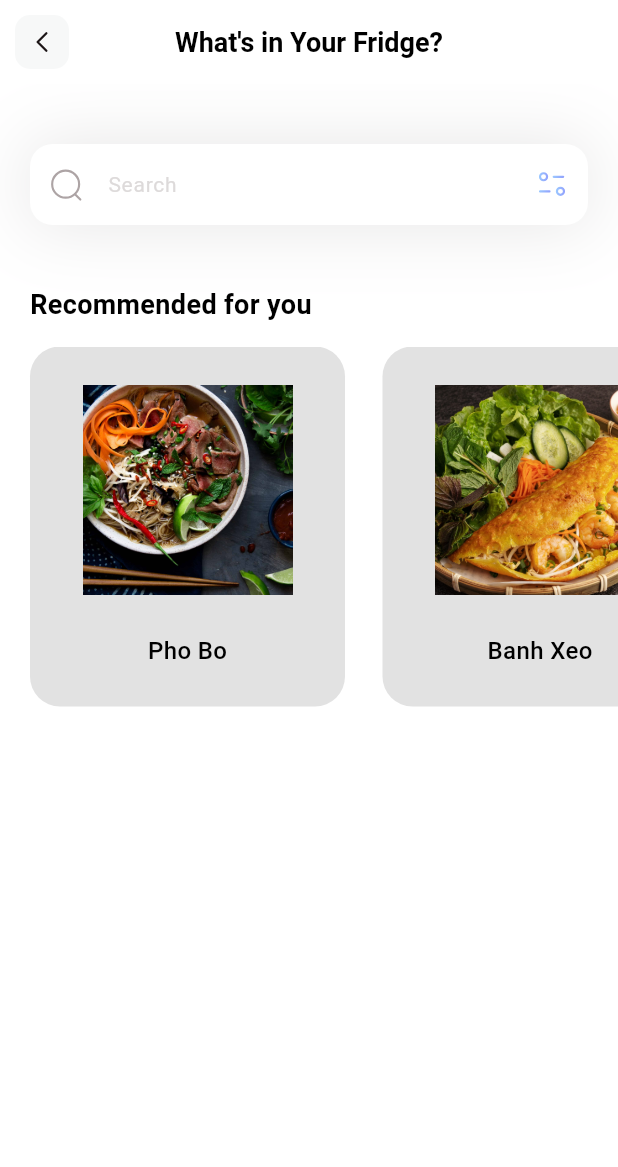
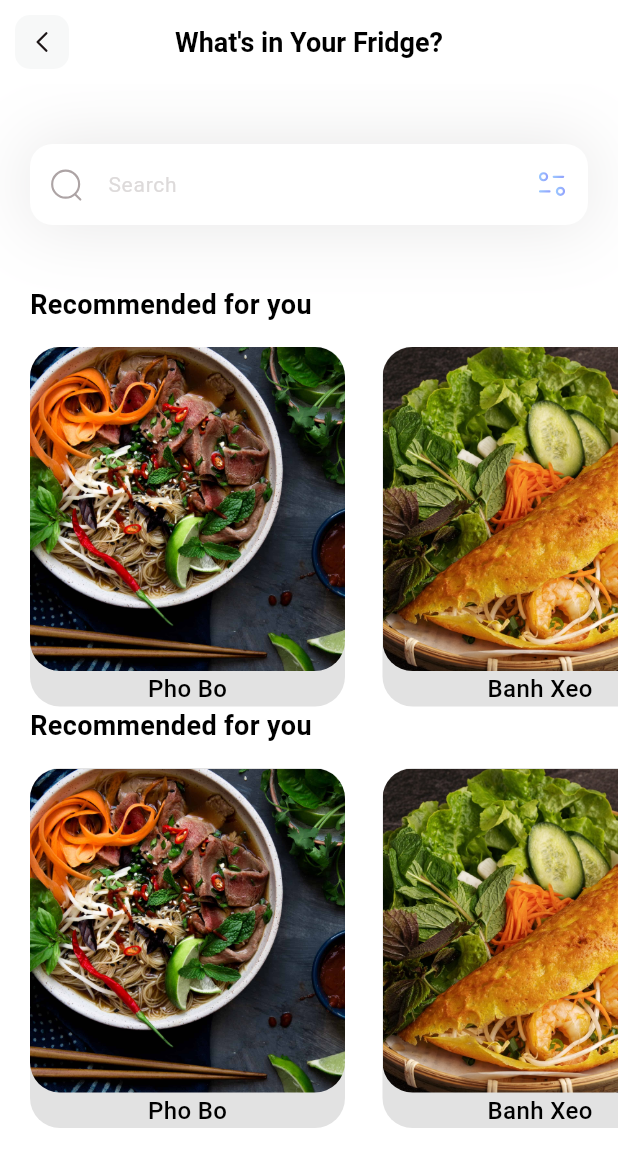
Before and after one commit to Christine-Bui/Dish-Wish, a Flutter app: the screen it shows after launch, on a phone screen of 412 x 824 dp. Shown: the top 1167 px of the screen. Run offline on Flutter 3.47's test engine with Material 3 defaults, Android fonts, the phone set to English and light mode, and no system bars; our stand-ins replace flutter_svg.

Commit message:
improved recommended and added popular sections

```diff
--- a/flutter_application_1/lib/pages/home.dart
+++ b/flutter_application_1/lib/pages/home.dart
@@ -28,7 +28,8 @@ class _HomePage extends State<HomePage> {
           SizedBox(
             height: 40,
           ),
-          recommendSection()
+          recommendSection(),
+          popularSection()
         ],
       ),
     );
@@ -61,11 +62,86 @@ class _HomePage extends State<HomePage> {
                   child: Column(
                     mainAxisAlignment: MainAxisAlignment.spaceEvenly,
                     children: [
-                      Image.asset(
-                        recipes[index].iconPath,
-                        height: 140,
-                        width: 140,
-                        fit: BoxFit.cover,
+                      ClipRRect(
+                        borderRadius: BorderRadius.circular(20), // Image border
+                        child: SizedBox.fromSize(
+                          size: Size.fromRadius(108), // Image radius
+                          child: Image.asset(
+                            recipes[index].iconPath,
+                            // height: 240,
+                            // width: 210,
+                            fit: BoxFit.cover,
+                          ),
+                        ),
+                      ),
+                      Text(
+                        recipes[index].name,
+                        style: TextStyle(
+                            fontWeight: FontWeight.w500,
+                            color: Colors.black,
+                            fontSize: 16),
+                      ),
+                      // Text(
+                      //   recipes[index].level + ' | ' + recipes[index].duration + ' | ' + recipe[index].calories,
+                      //   style: TextStyle(
+                      //     color: Color(0xff7B6F72),
+                      //     fontSize: 13,
+                      //     fontWeight: FontWeight.w400
+                      //   ),
+                      // ),
+                    ],
+                  ));
+            },
+            separatorBuilder: (context, index) => SizedBox(
+              width: 25,
+            ),
+            itemCount: recipes.length,
+            scrollDirection: Axis.horizontal,
+            padding: EdgeInsets.only(left: 20, right: 20),
+          ),
+        )
+      ],
+    );
+  }
+
+  Column popularSection() {
+    return Column(
+      crossAxisAlignment: CrossAxisAlignment.start,
+      children: [
+        Padding(
+          padding: const EdgeInsets.only(left: 20),
+          child: Text(
+            'Recommended for you',
+            style: TextStyle(
+                color: Colors.black, fontSize: 18, fontWeight: FontWeight.w600),
+          ),
+        ),
+        SizedBox(
+          height: 15,
+        ),
+        Container(
+          height: 240,
+          child: ListView.separated(
+            itemBuilder: (context, index) {
+              return Container(
+                  width: 210,
+                  decoration: BoxDecoration(
+                      color: Colors.grey.withOpacity(0.3),
+                      borderRadius: BorderRadius.circular(20)),
+                  child: Column(
+                    mainAxisAlignment: MainAxisAlignment.spaceEvenly,
+                    children: [
+                      ClipRRect(
+                        borderRadius: BorderRadius.circular(20), // Image border
+                        child: SizedBox.fromSize(
+                          size: Size.fromRadius(108), // Image radius
+                          child: Image.asset(
+                            recipes[index].iconPath,
+                            // height: 240,
+                            // width: 210,
+                            fit: BoxFit.cover,
+                          ),
+                        ),
                       ),
                       Text(
                         recipes[index].name,
```
